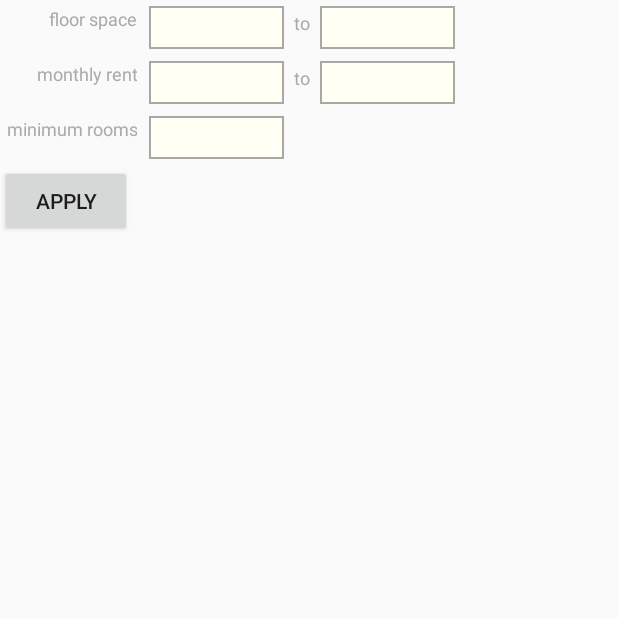
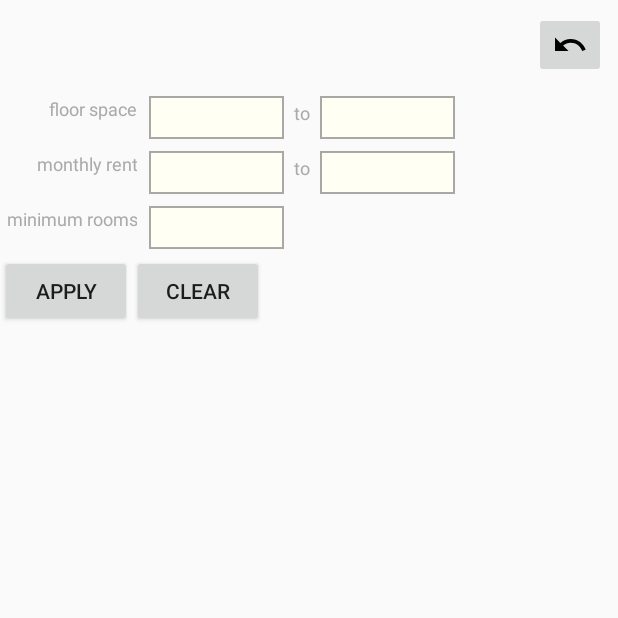
Before and after one commit to gilmore606/landlord-demo, an Android app: the fragment FilterFragment shown on its own in the app's theme, on a phone screen of 412 x 824 dp, the top half of it. Run offline under Robolectric (Android 15) with nearby library versions, the phone set to English and light mode, and no system bars; our stand-ins replace RxJava, Timber; 4 statements that could not run were skipped.

Commit message:
clear and cancel buttons for filter

```diff
--- a/app/src/main/java/com/dlfsystems/landlord/screens/filter/FilterActions.kt
+++ b/app/src/main/java/com/dlfsystems/landlord/screens/filter/FilterActions.kt
@@ -3,3 +3,7 @@ package com.dlfsystems.landlord.screens.filter
 import com.dlfsystems.landlord.screens.base.Action
 
 class ApplyFilter : Action
+
+class Cancel : Action
+
+class ClearFilter : Action
--- a/app/src/main/java/com/dlfsystems/landlord/screens/filter/FilterFragment.kt
+++ b/app/src/main/java/com/dlfsystems/landlord/screens/filter/FilterFragment.kt
@@ -3,12 +3,14 @@ package com.dlfsystems.landlord.screens.filter
 import android.view.View
 import com.dlfsystems.landlord.Prefs
 import com.dlfsystems.landlord.R
+import com.dlfsystems.landlord.data.model.PropFilter
 import com.dlfsystems.landlord.nav.Rudder.filter
 import com.dlfsystems.landlord.screens.base.BaseFragment
 import com.dlfsystems.landlord.screens.base.BaseState
 import com.dlfsystems.landlord.setIfChanged
 import com.dlfsystems.landlord.validate
 import kotlinx.android.synthetic.main.fragment_filter.*
+import kotlinx.android.synthetic.main.include_filterbar.*
 
 class FilterFragment : BaseFragment() {
 
@@ -26,8 +28,17 @@ class FilterFragment : BaseFragment() {
     fun state() = stateHolder.state.value as FilterState
 
     override fun subscribeUI(view: View) {
+        filterbar_edit_button.setImageDrawable(resources.getDrawable(R.drawable.ic_undo))
+        filterbar_edit_button.setOnClickListener {
+            actions.onNext(Cancel())
+        }
+
         filter_apply_button.setOnClickListener {
             actions.onNext(ApplyFilter())
+        }
+
+        filter_clear_button.setOnClickListener {
+            actions.onNext(ClearFilter())
         }
 
         filter_pricemin.validate({ true }, "Minimum rent", {
@@ -57,6 +68,7 @@ class FilterFragment : BaseFragment() {
         filter_sqftmax.setIfChanged(state.sizemax.toString())
 
         filter_apply_button.isEnabled = isSubmittable()
+        filterbar_text.text = filterFromState(state).description()
     }
 
     private fun isSubmittable(): Boolean {
@@ -78,4 +90,17 @@ class FilterFragment : BaseFragment() {
         if ((min > 0) and (max > 0) and (max < min)) return false
         return true
     }
+
+    private fun filterFromState(state: FilterState): PropFilter {
+        var filter = PropFilter(
+            rented = true,
+            unrented = true,
+            sizemin = state().sizemin,
+            sizemax = state().sizemax,
+            pricemin = state().pricemin,
+            pricemax = state().pricemax,
+            rooms = state().rooms
+        )
+        return filter
+    }
 }
--- a/app/src/main/java/com/dlfsystems/landlord/screens/filter/FilterKey.kt
+++ b/app/src/main/java/com/dlfsystems/landlord/screens/filter/FilterKey.kt
@@ -1,5 +1,7 @@
 package com.dlfsystems.landlord.screens.filter
 
+import com.dlfsystems.landlord.R
+import com.dlfsystems.landlord.nav.FragAnimPair
 import com.dlfsystems.landlord.screens.base.BaseKey
 import kotlinx.android.parcel.Parcelize
 
@@ -8,4 +10,5 @@ data class FilterKey(val tag: String) : BaseKey() {
     constructor(): this("FilterKey")
 
     override fun createFragment() = FilterFragment()
+
 }
--- /dev/null
+++ b/app/src/main/res/drawable/ic_undo.xml
@@ -0,0 +1,9 @@
+<vector xmlns:android="http://schemas.android.com/apk/res/android"
+        android:width="24dp"
+        android:height="24dp"
+        android:viewportWidth="24.0"
+        android:viewportHeight="24.0">
+    <path
+        android:fillColor="#FF000000"
+        android:pathData="M12.5,8c-2.65,0 -5.05,0.99 -6.9,2.6L2,7v9h9l-3.62,-3.62c1.39,-1.16 3.16,-1.88 5.12,-1.88 3.54,0 6.55,2.31 7.6,5.5l2.37,-0.78C21.08,11.03 17.15,8 12.5,8z"/>
+</vector>
--- a/app/src/main/res/layout/fragment_filter.xml
+++ b/app/src/main/res/layout/fragment_filter.xml
@@ -3,6 +3,8 @@
               android:orientation="vertical"
               android:layout_width="match_parent"
               android:layout_height="match_parent">
+
+    <include layout="@layout/include_filterbar" />
 
     <GridLayout android:layout_width="match_parent" android:layout_height="wrap_content"
                 android:columnCount="2" >
@@ -53,7 +55,13 @@
                   android:maxLines="1"
                   android:inputType="numberDecimal" />
     </GridLayout>
-    <Button android:layout_width="wrap_content" android:layout_height="wrap_content"
-            android:id="@+id/filter_apply_button"
-            android:text="APPLY" />
+    <LinearLayout android:layout_width="wrap_content" android:layout_height="wrap_content"
+                  android:orientation="horizontal" >
+        <Button android:layout_width="wrap_content" android:layout_height="wrap_content"
+                android:id="@+id/filter_apply_button"
+                android:text="APPLY" />
+        <Button android:layout_width="wrap_content" android:layout_height="wrap_content"
+                android:id="@+id/filter_clear_button"
+                android:text="CLEAR" />
+    </LinearLayout>
 </LinearLayout>
```
Also changed, not shown: app/src/main/java/com/dlfsystems/landlord/screens/filter/FilterPresenter.kt (+19 -7 lines), app/src/main/res/anim/slide_in_top.xml (added, +8 -0 lines), app/src/main/res/anim/slide_out_top.xml (added, +8 -0 lines).
